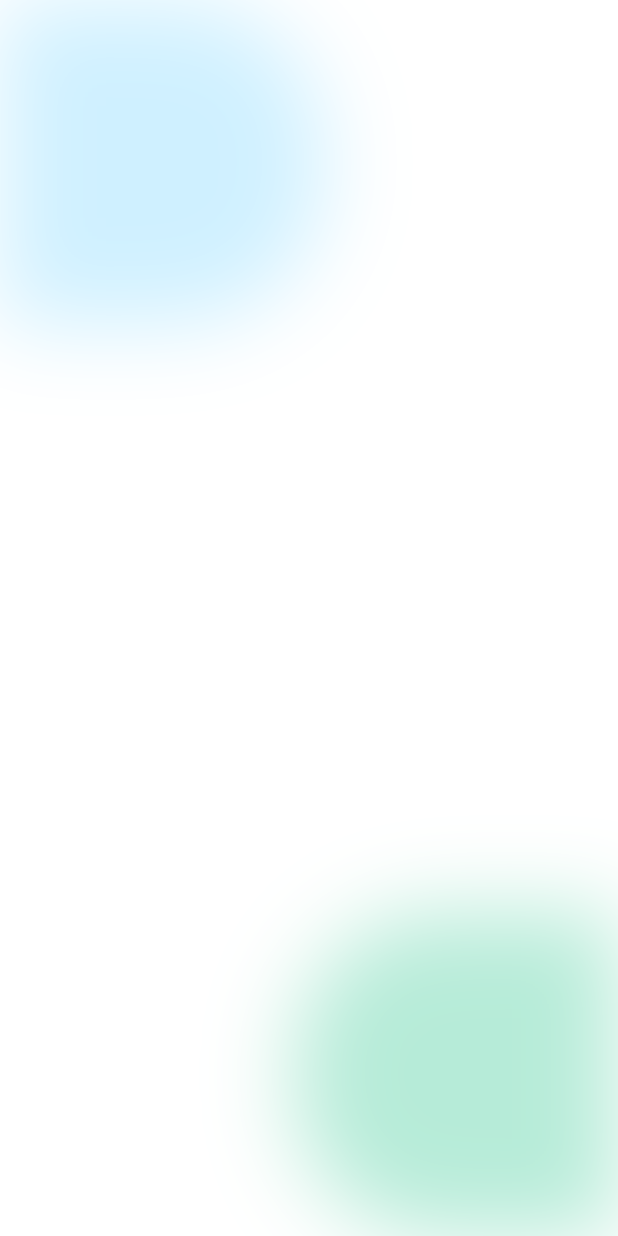
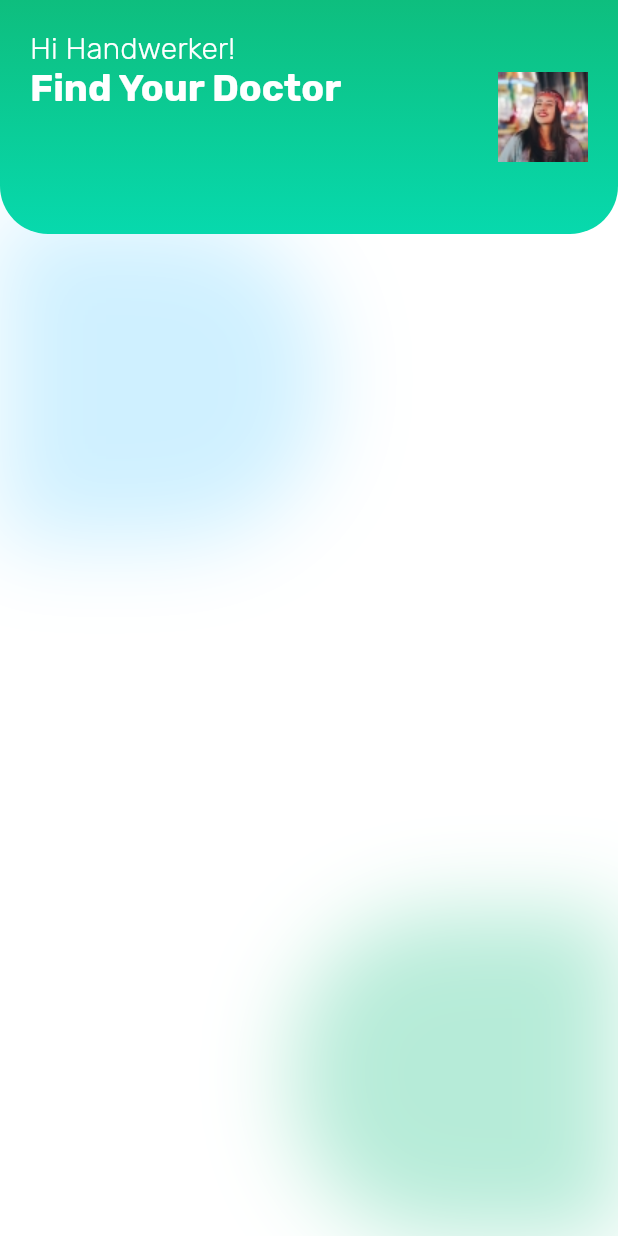
Before and after one commit to mohammad-dehghanifard/flutter_ui_challenge, a Flutter app: the screen it shows after launch, on a phone screen of 412 x 824 dp. Run offline on Flutter 3.47's test engine with Material 3 defaults, Android fonts, the light colour scheme and no system bars; our stand-ins replace carousel_slider, google_fonts, google_nav_bar, readmore, smooth_page_indicator.

Commit message:
doctor app : impl DoctorHomeHeader custom widget

```diff
--- a/lib/doctor_app/screens/doctor_home_screen.dart
+++ b/lib/doctor_app/screens/doctor_home_screen.dart
@@ -1,4 +1,6 @@
 import 'package:flutter/material.dart';
+import 'package:flutter_ui_challenge/doctor_app/widgets/doctor_home_header.dart';
+import 'package:google_fonts/google_fonts.dart';
 
 class DoctorHomeScreen extends StatelessWidget {
   const DoctorHomeScreen({super.key});
@@ -14,7 +16,9 @@ class DoctorHomeScreen extends StatelessWidget {
           child: Stack(
             children: [
               // blue
-              Container(
+              Positioned(
+                top: 145,
+                child: Container(
                   width: 216,
                   height: 216,
                   decoration:  BoxDecoration(
@@ -25,6 +29,7 @@ class DoctorHomeScreen extends StatelessWidget {
                     boxShadow: [
                       BoxShadow(color: const Color(0xFF61CEFF).withOpacity(0.30),blurRadius: 50)
                     ]
+                  ),
                 ),
               ),
               // green
@@ -45,11 +50,8 @@ class DoctorHomeScreen extends StatelessWidget {
                   ),
                 ),
               ),
-              Column(
-                children: [
-
-                ],
-              )
+              // header
+              const DoctorHomeHeader()
             ],
           ),
         ),
--- /dev/null
+++ b/lib/doctor_app/widgets/doctor_home_header.dart
@@ -0,0 +1,42 @@
+import 'package:flutter/material.dart';
+import 'package:google_fonts/google_fonts.dart';
+
+class DoctorHomeHeader extends StatelessWidget {
+  const DoctorHomeHeader({
+    super.key,
+  });
+
+  @override
+  Widget build(BuildContext context) {
+    return Container(
+      width: MediaQuery.sizeOf(context).width,
+      height: 156,
+      padding: const EdgeInsets.all(20),
+      decoration: const BoxDecoration(
+          gradient: LinearGradient(
+              colors: [Color(0xFF0EBE7E),Color(0xFF07D9AD)],
+              begin: Alignment.topCenter,end: Alignment.bottomCenter
+          ),
+          borderRadius: BorderRadius.only(
+            bottomRight: Radius.circular(32),
+            bottomLeft: Radius.circular(32),
+          )
+      ),
+      child: Row(
+        children: [
+          // text
+          Column(
+            crossAxisAlignment: CrossAxisAlignment.start,
+            children: [
+              Text("Hi Handwerker!",style: GoogleFonts.rubik(color: Colors.white,fontSize: 20,fontWeight: FontWeight.w300)),
+              Text("Find Your Doctor",style: GoogleFonts.rubik(color: Colors.white,fontSize: 25,fontWeight: FontWeight.w700))
+            ],
+          ),
+          const Spacer(),
+          //user image
+          Image.asset("assets/doctor_ui/user.jpg")
+        ],
+      ),
+    );
+  }
+}
```
Lines whose indentation alone changed are shown as unchanged.
